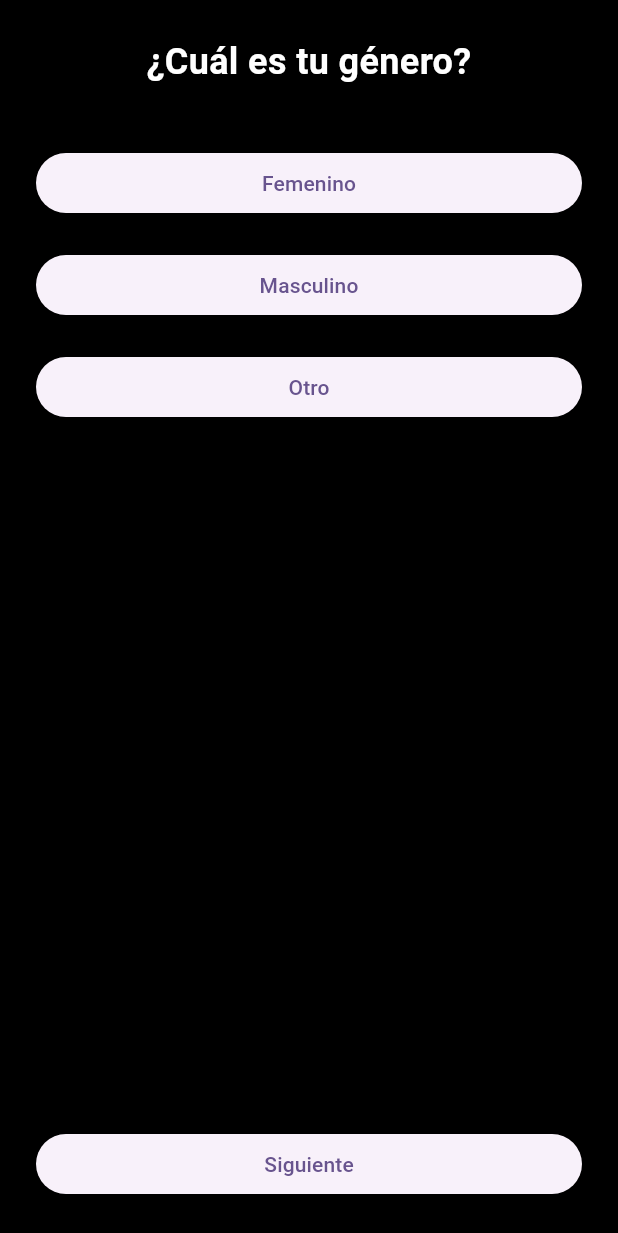
After one commit to RonyOz/styla_mobile_app, a Flutter app: the OnboardingView screen opened directly, after a tap on "Femenino", on a phone screen of 412 x 824 dp. The commit adds this screen. Shown: the top 1233 px of the screen. Run offline on Flutter 3.47's test engine with Material 3 defaults, Android fonts, the phone set to English and light mode, and no system bars; our stand-ins replace flutter_bloc, supabase_flutter; accounts and stored records are empty; network calls fail.

Commit message:
feature: comit incial de onboarding

```diff
--- a/lib/app/routes/app_router.dart
+++ b/lib/app/routes/app_router.dart
@@ -1,4 +1,5 @@
 import 'package:flutter/material.dart';
+import 'package:styla_mobile_app/features/onboarding/ui/screens/onboarding_screen.dart';
 import '../pages/home_page.dart';
 import '../pages/splash_page.dart';
 import 'app_routes.dart';
@@ -12,6 +13,7 @@ class AppRouter {
     return {
       AppRoutes.splash: (context) => const SplashPage(),
       AppRoutes.home: (context) => const HomePage(),
+      AppRoutes.onboarding: (context) => OnboardingScreen()
       // TODO: Agregar rutas de features (auth, profile, etc)
     };
   }
--- a/lib/app/routes/app_routes.dart
+++ b/lib/app/routes/app_routes.dart
@@ -14,4 +14,6 @@ class AppRoutes {
   // Rutas de perfil
   static const String profile = '/profile';
   static const String editProfile = '/profile/edit';
+  static const String onboarding = '/onboarding';
+
 }
--- /dev/null
+++ b/lib/features/onboarding/domain/entitites/onboarding_data.dart
@@ -0,0 +1,50 @@
+import 'package:styla_mobile_app/features/onboarding/domain/entitites/user_preferences.dart';
+
+enum Gender { female, male, other }
+
+class OnboardingData {
+  // Datos del Perfil
+  final String fullName;
+  final String nickname;
+  final String phoneNumber;
+  final Gender? gender;
+  final int? age;
+  final int? height; // en cm
+  final int? weight; // en kg
+
+  // Datos de Preferencias
+  final UserPreferences? preferences;
+
+  OnboardingData({
+    this.fullName = '',
+    this.nickname = '',
+    this.phoneNumber = '',
+    this.gender,
+    this.age,
+    this.height,
+    this.weight,
+    this.preferences,
+  });
+
+  OnboardingData copyWith({
+    String? fullName,
+    String? nickname,
+    String? phoneNumber,
+    Gender? gender,
+    int? age,
+    int? height,
+    int? weight,
+    UserPreferences? preferences,
+  }) {
+    return OnboardingData(
+      fullName: fullName ?? this.fullName,
+      nickname: nickname ?? this.nickname,
+      phoneNumber: phoneNumber ?? this.phoneNumber,
+      gender: gender ?? this.gender,
+      age: age ?? this.age,
+      height: height ?? this.height,
+      weight: weight ?? this.weight,
+      preferences: preferences ?? this.preferences,
+    );
+  }
+}
--- /dev/null
+++ b/lib/features/onboarding/domain/entitites/user_preferences.dart
@@ -0,0 +1,11 @@
+class UserPreferences {
+  final String style;
+  final String preferredColor;
+  final String preferredImage; // Almacenará la URL o un identificador de la imagen
+
+  UserPreferences({
+    required this.style,
+    required this.preferredColor,
+    required this.preferredImage,
+  });
+}
--- /dev/null
+++ b/lib/features/onboarding/domain/usecases/complete_onboarding_usecase.dart
@@ -0,0 +1,12 @@
+import 'package:styla_mobile_app/features/onboarding/domain/entitites/onboarding_data.dart';
+import 'package:styla_mobile_app/features/onboarding/domain/repository/onboarding_repository.dart';
+
+class CompleteOnboardingUseCase {
+  final OnboardingRepository _repository;
+
+  CompleteOnboardingUseCase(this._repository);
+
+  Future<void> execute(String userId, OnboardingData data) {
+    return _repository.saveOnboardingData(userId, data);
+  }
+}
--- /dev/null
+++ b/lib/features/onboarding/ui/bloc/onboarding_bloc.dart
@@ -0,0 +1,64 @@
+import 'package:flutter_bloc/flutter_bloc.dart';
+import 'package:styla_mobile_app/features/onboarding/domain/entitites/onboarding_data.dart';
+import 'package:styla_mobile_app/features/onboarding/domain/entitites/user_preferences.dart';
+import 'package:styla_mobile_app/features/onboarding/domain/usecases/complete_onboarding_usecase.dart';
+import 'package:styla_mobile_app/features/onboarding/ui/bloc/onboarding_event.dart';
+import 'package:styla_mobile_app/features/onboarding/ui/bloc/onboarding_state.dart';
+import 'package:supabase_flutter/supabase_flutter.dart';
+
+class OnboardingBloc extends Bloc<OnboardingEvent, OnboardingState> {
+  final CompleteOnboardingUseCase _completeOnboardingUseCase;
+
+  OnboardingBloc(this._completeOnboardingUseCase)
+      : super(OnboardingState(data: OnboardingData())) {
+    on<NextPageRequested>((event, emit) {
+      if (state.currentPage < 4) {
+        emit(state.copyWith(currentPage: state.currentPage + 1));
+      }
+    });
+
+    on<PreviousPageRequested>((event, emit) {
+      if (state.currentPage > 0) {
+        emit(state.copyWith(currentPage: state.currentPage - 1));
+      }
+    });
+
+    on<GenderSelected>((event, emit) =>
+        emit(state.copyWith(data: state.data.copyWith(gender: event.gender))));
+
+    on<MeasurementsUpdated>((event, emit) => emit(state.copyWith(
+        data: state.data.copyWith(
+            age: event.age, height: event.height, weight: event.weight))));
+
+    on<StyleSelected>((event, emit) {
+      final prefs = state.data.preferences ?? UserPreferences(style: '', preferredColor: '', preferredImage: '');
+      emit(state.copyWith(data: state.data.copyWith(preferences: UserPreferences(style: event.style, preferredColor: prefs.preferredColor, preferredImage: prefs.preferredImage))));
+    });
+
+    on<AdditionalInfoUpdated>((event, emit) {
+      final prefs = state.data.preferences ?? UserPreferences(style: '', preferredColor: '', preferredImage: '');
+      emit(state.copyWith(data: state.data.copyWith(preferences: UserPreferences(style: prefs.style, preferredColor: event.color, preferredImage: event.imagePreference))));
+    });
+
+    on<ProfileInfoUpdated>((event, emit) => emit(state.copyWith(
+        data: state.data.copyWith(
+            fullName: event.fullName,
+            nickname: event.nickname,
+            phoneNumber: event.phoneNumber))));
+
+    on<SubmitOnboarding>((event, emit) async {
+      emit(state.copyWith(status: OnboardingStatus.loading));
+      try {
+        final userId = Supabase.instance.client.auth.currentUser?.id;
+        if (userId == null) {
+          throw Exception('User is not authenticated.');
+        }
+        await _completeOnboardingUseCase.execute(userId, state.data);
+        emit(state.copyWith(status: OnboardingStatus.success));
+      } catch (e) {
+        emit(state.copyWith(
+            status: OnboardingStatus.failure, errorMessage: e.toString()));
+      }
+    });
+  }
+}
--- /dev/null
+++ b/lib/features/onboarding/ui/bloc/onboarding_event.dart
@@ -0,0 +1,39 @@
+import 'package:styla_mobile_app/features/onboarding/domain/entitites/onboarding_data.dart';
+
+abstract class OnboardingEvent {}
+
+class NextPageRequested extends OnboardingEvent {}
+
+class PreviousPageRequested extends OnboardingEvent {}
+
+class GenderSelected extends OnboardingEvent {
+  final Gender gender;
+  GenderSelected(this.gender);
+}
+
+class MeasurementsUpdated extends OnboardingEvent {
+  final int age;
+  final int height;
+  final int weight;
+  MeasurementsUpdated({required this.age, required this.height, required this.weight});
+}
+
+class StyleSelected extends OnboardingEvent {
+  final String style;
+  StyleSelected(this.style);
+}
+
+class AdditionalInfoUpdated extends OnboardingEvent {
+  final String color;
+  final String imagePreference;
+  AdditionalInfoUpdated({required this.color, required this.imagePreference});
+}
+
+class ProfileInfoUpdated extends OnboardingEvent {
+  final String fullName;
+  final String nickname;
+  final String phoneNumber;
+  ProfileInfoUpdated({required this.fullName, required this.nickname, required this.phoneNumber});
+}
+
+class SubmitOnboarding extends OnboardingEvent {}
--- /dev/null
+++ b/lib/features/onboarding/ui/bloc/onboarding_state.dart
@@ -0,0 +1,31 @@
+import 'package:styla_mobile_app/features/onboarding/domain/entitites/onboarding_data.dart';
+
+enum OnboardingStatus { initial, loading, success, failure }
+
+class OnboardingState {
+  final int currentPage;
+  final OnboardingData data;
+  final OnboardingStatus status;
+  final String? errorMessage;
+
+  OnboardingState({
+    this.currentPage = 0,
+    required this.data,
+    this.status = OnboardingStatus.initial,
+    this.errorMessage,
+  });
+
+  OnboardingState copyWith({
+    int? currentPage,
+    OnboardingData? data,
+    OnboardingStatus? status,
+    String? errorMessage,
+  }) {
+    return OnboardingState(
+      currentPage: currentPage ?? this.currentPage,
+      data: data ?? this.data,
+      status: status ?? this.status,
+      errorMessage: errorMessage ?? this.errorMessage,
+    );
+  }
+}
--- /dev/null
+++ b/lib/features/onboarding/ui/screens/onboarding_screen.dart
@@ -0,0 +1,92 @@
+import 'package:flutter/material.dart';
+import 'package:flutter_bloc/flutter_bloc.dart';
+import 'package:styla_mobile_app/app/routes/app_routes.dart';
+import 'package:styla_mobile_app/features/onboarding/data/repository/onboarding_repository_impl.dart';
+import 'package:styla_mobile_app/features/onboarding/data/source/onboarding_data_source.dart';
+import 'package:styla_mobile_app/features/onboarding/domain/usecases/complete_onboarding_usecase.dart';
+import 'package:styla_mobile_app/features/onboarding/ui/bloc/onboarding_bloc.dart';
+import 'package:styla_mobile_app/features/onboarding/ui/bloc/onboarding_state.dart';
+import 'package:styla_mobile_app/features/onboarding/ui/widgets/onboarding_step_additional_info.dart';
+import 'package:styla_mobile_app/features/onboarding/ui/widgets/onboarding_step_fill_profile.dart';
+import 'package:styla_mobile_app/features/onboarding/ui/widgets/onboarding_step_gender.dart';
+import 'package:styla_mobile_app/features/onboarding/ui/widgets/onboarding_step_measurements.dart';
+import 'package:styla_mobile_app/features/onboarding/ui/widgets/onboarding_step_style.dart';
+import 'package:supabase_flutter/supabase_flutter.dart';
+
+class OnboardingScreen extends StatelessWidget {
+  const OnboardingScreen({super.key});
+
+  @override
+  Widget build(BuildContext context) {
+    return BlocProvider(
+      create: (context) => OnboardingBloc(
+        CompleteOnboardingUseCase(
+          OnboardingRepositoryImpl(
+            OnboardingDataSourceImpl(),
+          ),
+        ),
+      ),
+      child: OnboardingView(),
+    );
+  }
+}
+
+class OnboardingView extends StatefulWidget {
+  @override
+  _OnboardingViewState createState() => _OnboardingViewState();
+}
+
+class _OnboardingViewState extends State<OnboardingView> {
+  final PageController _pageController = PageController();
+
+  @override
+  void dispose() {
+    _pageController.dispose();
+    super.dispose();
+  }
+
+  @override
+  Widget build(BuildContext context) {
+    final email = Supabase.instance.client.auth.currentUser?.email ?? '';
+
+    return Scaffold(
+      backgroundColor: Colors.black,
+      body: SafeArea(
+        child: BlocConsumer<OnboardingBloc, OnboardingState>(
+          listener: (context, state) {
+            _pageController.animateToPage(
+              state.currentPage,
+              duration: const Duration(milliseconds: 300),
+              curve: Curves.easeInOut,
+            );
+
+            if (state.status == OnboardingStatus.success) {
+              Navigator.pushReplacementNamed(context, AppRoutes.home);
+            }
+            if (state.status == OnboardingStatus.failure) {
+              ScaffoldMessenger.of(context).showSnackBar(
+                SnackBar(
+                  content: Text('Error: ${state.errorMessage}'),
+                  backgroundColor: Colors.red,
+                ),
+              );
+            }
+          },
+          builder: (context, state) {
+            return PageView(
+              controller: _pageController,
+              physics: const NeverScrollableScrollPhysics(),
+              children: [
+                OnboardingStepGender(),
+                OnboardingStepMeasurements(),
+                OnboardingStepStyle(),
+                OnboardingStepAdditionalInfo(),
+                OnboardingStepFillProfile(userEmail: email),
+              ],
+            );
+          },
+        ),
+      ),
+    );
+  }
+}
--- /dev/null
+++ b/lib/features/onboarding/ui/widgets/onboarding_step_additional_info.dart
@@ -0,0 +1,39 @@
+import 'package:flutter/material.dart';
+import 'package:flutter_bloc/flutter_bloc.dart';
+import 'package:styla_mobile_app/features/onboarding/ui/bloc/onboarding_bloc.dart';
+import 'package:styla_mobile_app/features/onboarding/ui/bloc/onboarding_event.dart';
+
+class OnboardingStepAdditionalInfo extends StatelessWidget {
+  @override
+  Widget build(BuildContext context) {
+    return Padding(
+       padding: const EdgeInsets.all(24.0),
+      child: Column(
+        mainAxisAlignment: MainAxisAlignment.center,
+        crossAxisAlignment: CrossAxisAlignment.stretch,
+        children: [
+           const Text('Información adicional', style: TextStyle(color: Colors.white, fontSize: 24, fontWeight: FontWeight.bold), textAlign: TextAlign.center),
+          const SizedBox(height: 20),
+          const Text('¿Color de ropa preferido?', style: TextStyle(color: Colors.white70, fontSize: 18)),
+          const Placeholder(fallbackHeight: 100, child: Center(child: Text("Selector de Colores"))),
+           const SizedBox(height: 20),
+           const Text('¿Cuál te gusta más?', style: TextStyle(color: Colors.white70, fontSize: 18)),
+           // Aquí irían las imágenes seleccionables
+          const Row(children: [
+            Expanded(child: Placeholder(fallbackHeight: 200, child: Center(child: Text("Imagen 1")))),
+            SizedBox(width: 16),
+            Expanded(child: Placeholder(fallbackHeight: 200, child: Center(child: Text("Imagen 2")))),
+          ]),
+          const Spacer(),
+          ElevatedButton(
+            onPressed: () {
+              context.read<OnboardingBloc>().add(AdditionalInfoUpdated(color: "Negro", imagePreference: "URL_IMAGEN_1"));
+              context.read<OnboardingBloc>().add(NextPageRequested());
+            },
+            child: const Text('Siguiente'),
+          ),
+        ],
+      ),
+    );
+  }
+}
--- /dev/null
+++ b/lib/features/onboarding/ui/widgets/onboarding_step_fill_profile.dart
@@ -0,0 +1,47 @@
+import 'package:flutter/material.dart';
+import 'package:flutter_bloc/flutter_bloc.dart';
+import 'package:styla_mobile_app/features/onboarding/ui/bloc/onboarding_bloc.dart';
+import 'package:styla_mobile_app/features/onboarding/ui/bloc/onboarding_event.dart';
+
+class OnboardingStepFillProfile extends StatelessWidget {
+  final String userEmail;
+  final _fullNameController = TextEditingController();
+  final _nicknameController = TextEditingController();
+  final _phoneController = TextEditingController();
+
+  OnboardingStepFillProfile({required this.userEmail});
+
+  @override
+  Widget build(BuildContext context) {
+    return Padding(
+       padding: const EdgeInsets.all(24.0),
+      child: Column(
+        mainAxisAlignment: MainAxisAlignment.center,
+        crossAxisAlignment: CrossAxisAlignment.stretch,
+        children: [
+           const Text('Completa tu perfil', style: TextStyle(color: Colors.white, fontSize: 24, fontWeight: FontWeight.bold), textAlign: TextAlign.center),
+          const SizedBox(height: 40),
+          TextField(controller: _fullNameController, decoration: const InputDecoration(labelText: 'Nombre Completo', border: OutlineInputBorder(), fillColor: Colors.white, filled: true)),
+          const SizedBox(height: 20),
+          TextField(controller: _nicknameController, decoration: const InputDecoration(labelText: 'Usuario', border: OutlineInputBorder(), fillColor: Colors.white, filled: true)),
+          const SizedBox(height: 20),
+          TextField(decoration: InputDecoration(labelText: userEmail, enabled: false, border: const OutlineInputBorder(), fillColor: Colors.grey, filled: true)),
+          const SizedBox(height: 20),
+          TextField(controller: _phoneController, decoration: const InputDecoration(labelText: 'Número de Teléfono', border: OutlineInputBorder(), fillColor: Colors.white, filled: true)),
+          const Spacer(),
+          ElevatedButton(
+            onPressed: () {
+              context.read<OnboardingBloc>().add(ProfileInfoUpdated(
+                fullName: _fullNameController.text,
+                nickname: _nicknameController.text,
+                phoneNumber: _phoneController.text,
+              ));
+              context.read<OnboardingBloc>().add(SubmitOnboarding());
+            },
+            child: const Text('EMPEZAR'),
+          ),
+        ],
+      ),
+    );
+  }
+}
--- /dev/null
+++ b/lib/features/onboarding/ui/widgets/onboarding_step_gender.dart
@@ -0,0 +1,30 @@
+import 'package:flutter/material.dart';
+import 'package:flutter_bloc/flutter_bloc.dart';
+import 'package:styla_mobile_app/features/onboarding/domain/entitites/onboarding_data.dart';
+import 'package:styla_mobile_app/features/onboarding/ui/bloc/onboarding_bloc.dart';
+import 'package:styla_mobile_app/features/onboarding/ui/bloc/onboarding_event.dart';
+
+class OnboardingStepGender extends StatelessWidget {
+  @override
+  Widget build(BuildContext context) {
+    return Padding(
+      padding: const EdgeInsets.all(24.0),
+      child: Column(
+        mainAxisAlignment: MainAxisAlignment.center,
+        crossAxisAlignment: CrossAxisAlignment.stretch,
+        children: [
+          const Text('¿Cuál es tu género?', style: TextStyle(color: Colors.white, fontSize: 24, fontWeight: FontWeight.bold), textAlign: TextAlign.center),
+          const SizedBox(height: 40),
+          // Aquí irían tus widgets personalizados para seleccionar género
+          ElevatedButton(onPressed: () => context.read<OnboardingBloc>().add(GenderSelected(Gender.female)), child: const Text('Femenino')),
+          const SizedBox(height: 20),
+          ElevatedButton(onPressed: () => context.read<OnboardingBloc>().add(GenderSelected(Gender.male)), child: const Text('Masculino')),
+           const SizedBox(height: 20),
+          ElevatedButton(onPressed: () => context.read<OnboardingBloc>().add(GenderSelected(Gender.other)), child: const Text('Otro')),
+          const Spacer(),
+          ElevatedButton(onPressed: () => context.read<OnboardingBloc>().add(NextPageRequested()), child: const Text('Siguiente')),
+        ],
+      ),
+    );
+  }
+}
--- /dev/null
+++ b/lib/features/onboarding/ui/widgets/onboarding_step_measurements.dart
@@ -0,0 +1,37 @@
+import 'package:flutter/material.dart';
+import 'package:flutter_bloc/flutter_bloc.dart';
+import 'package:styla_mobile_app/features/onboarding/ui/bloc/onboarding_bloc.dart';
+import 'package:styla_mobile_app/features/onboarding/ui/bloc/onboarding_event.dart';
+
+class OnboardingStepMeasurements extends StatelessWidget {
+  @override
+  Widget build(BuildContext context) {
+    // En una implementación real, usarías controladores y sliders.
+    // Por simplicidad, usamos valores fijos.
+    return Padding(
+      padding: const EdgeInsets.all(24.0),
+      child: Column(
+         mainAxisAlignment: MainAxisAlignment.center,
+        crossAxisAlignment: CrossAxisAlignment.stretch,
+        children: [
+           const Text('Cuéntanos sobre ti', style: TextStyle(color: Colors.white, fontSize: 24, fontWeight: FontWeight.bold), textAlign: TextAlign.center),
+          const SizedBox(height: 40),
+          const Placeholder(fallbackHeight: 100, child: Center(child: Text("Slider de Edad"))),
+          const SizedBox(height: 20),
+          const Placeholder(fallbackHeight: 100, child: Center(child: Text("Slider de Altura"))),
+          const SizedBox(height: 20),
+          const Placeholder(fallbackHeight: 100, child: Center(child: Text("Slider de Peso"))),
+          const Spacer(),
+          ElevatedButton(
+            onPressed: () {
+              // Deberías obtener estos valores de los sliders
+              context.read<OnboardingBloc>().add(MeasurementsUpdated(age: 28, height: 175, weight: 75));
+              context.read<OnboardingBloc>().add(NextPageRequested());
+            },
+            child: const Text('Siguiente'),
+          ),
+        ],
+      ),
+    );
+  }
+}
--- /dev/null
+++ b/lib/features/onboarding/ui/widgets/onboarding_step_style.dart
@@ -0,0 +1,31 @@
+import 'package:flutter/material.dart';
+import 'package:flutter_bloc/flutter_bloc.dart';
+import 'package:styla_mobile_app/features/onboarding/ui/bloc/onboarding_bloc.dart';
+import 'package:styla_mobile_app/features/onboarding/ui/bloc/onboarding_event.dart';
+
+class OnboardingStepStyle extends StatelessWidget {
+  final styles = ["Básico", "Elegante", "Street Wear", "Boho Chic", "Otros"];
+
+  @override
+  Widget build(BuildContext context) {
+    return Padding(
+       padding: const EdgeInsets.all(24.0),
+      child: Column(
+         mainAxisAlignment: MainAxisAlignment.center,
+        crossAxisAlignment: CrossAxisAlignment.stretch,
+        children: [
+           const Text('¿Cómo describes tu estilo?', style: TextStyle(color: Colors.white, fontSize: 24, fontWeight: FontWeight.bold), textAlign: TextAlign.center),
+          const SizedBox(height: 40),
+          ...styles.map((style) => ElevatedButton(
+            onPressed: () {
+              context.read<OnboardingBloc>().add(StyleSelected(style));
+              context.read<OnboardingBloc>().add(NextPageRequested());
+            },
+            child: Text(style),
+          )),
+          const Spacer(),
+        ],
+      ),
+    );
+  }
+}
```
Also changed, not shown: lib/features/onboarding/data/models/user_preferences_model.dart (added, +23 -0 lines), lib/features/onboarding/data/repository/onboarding_repository_impl.dart (added, +14 -0 lines), lib/features/onboarding/data/source/onboarding_data_source.dart (added, +44 -0 lines), lib/features/onboarding/domain/repository/onboarding_repository.dart (added, +7 -0 lines).
